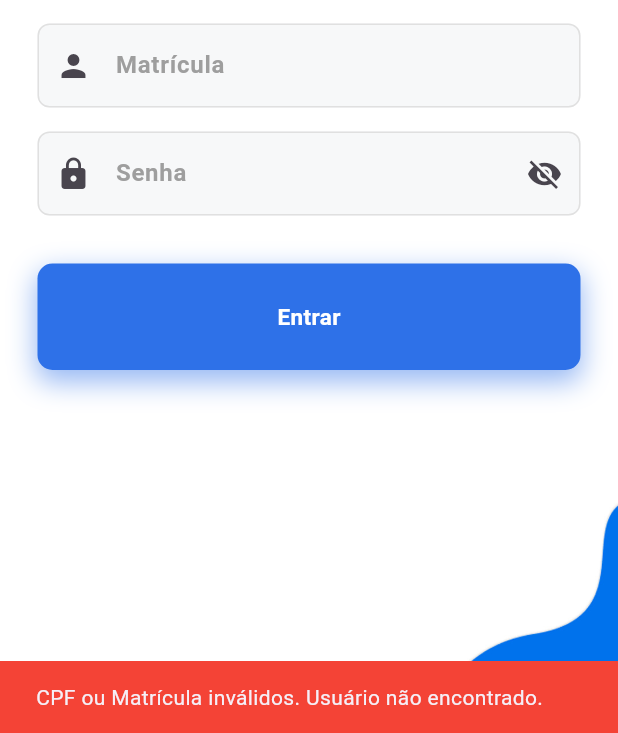
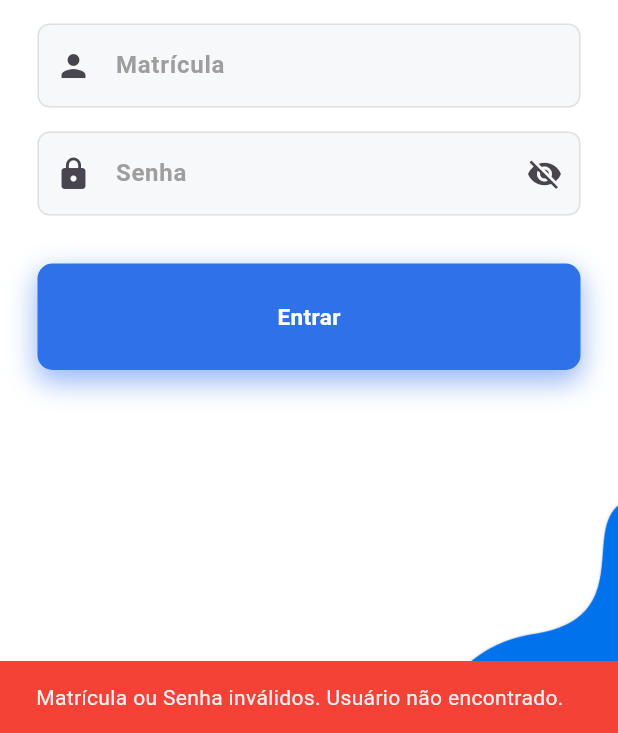
Before and after one commit to EliasPacheco/projeto-escola, a Flutter app: the screen it shows after launch, after a tap on "Entrar", on a phone screen of 412 x 824 dp, the part 503-1236 px from its top. Run offline on Flutter 3.47's test engine with Material 3 defaults, Android fonts, the phone set to English and light mode, and no system bars; our stand-ins replace brasil_fields, cloud_firestore, connectivity_plus, dio, file_picker, firebase_auth and 8 more; accounts and stored records are empty.

Commit message:
alteração text

```diff
--- a/lib/Login.dart
+++ b/lib/Login.dart
@@ -292,7 +292,7 @@ class _LoginPageState extends State<LoginPage> {
       // Snackbar para CPF ou Matrícula inválidos quando há conexão com a internet
       ScaffoldMessenger.of(context).showSnackBar(
         SnackBar(
-          content: Text('CPF ou Matrícula inválidos. Usuário não encontrado.'),
+          content: Text('Matrícula ou Senha inválidos. Usuário não encontrado.'),
           duration: Duration(seconds: 2),
           backgroundColor: Colors.red,
         ),
```
